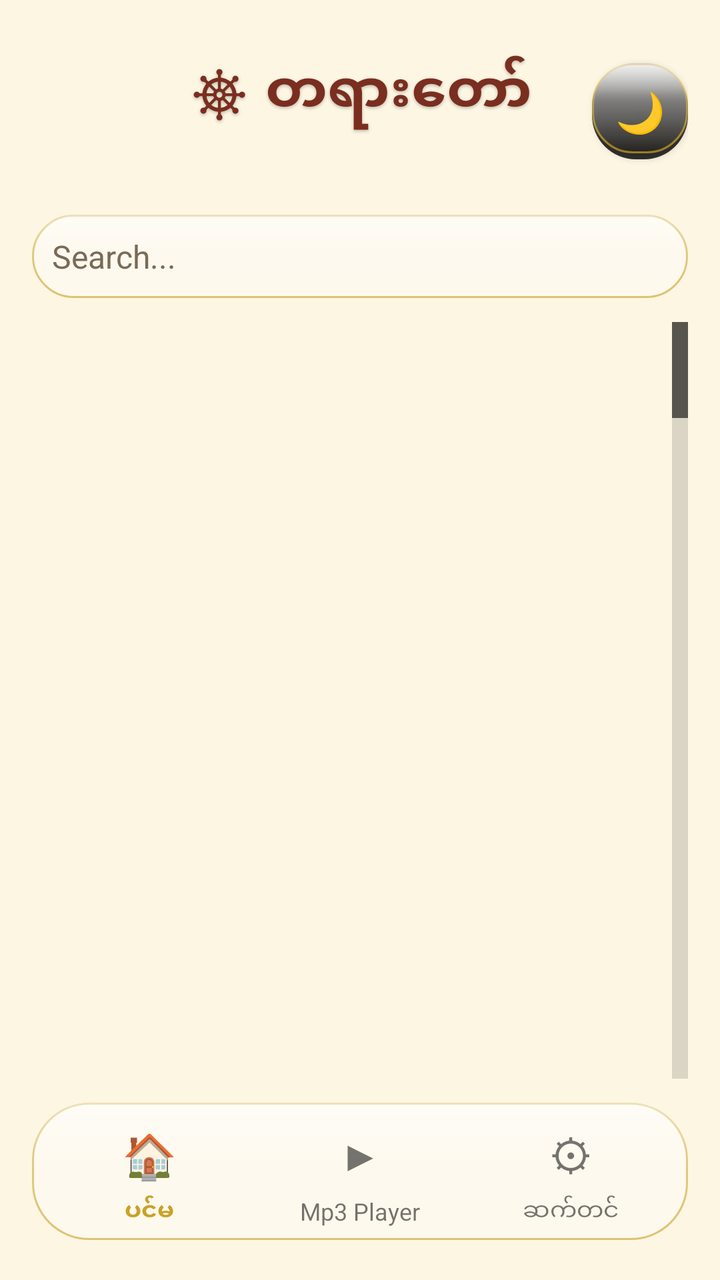
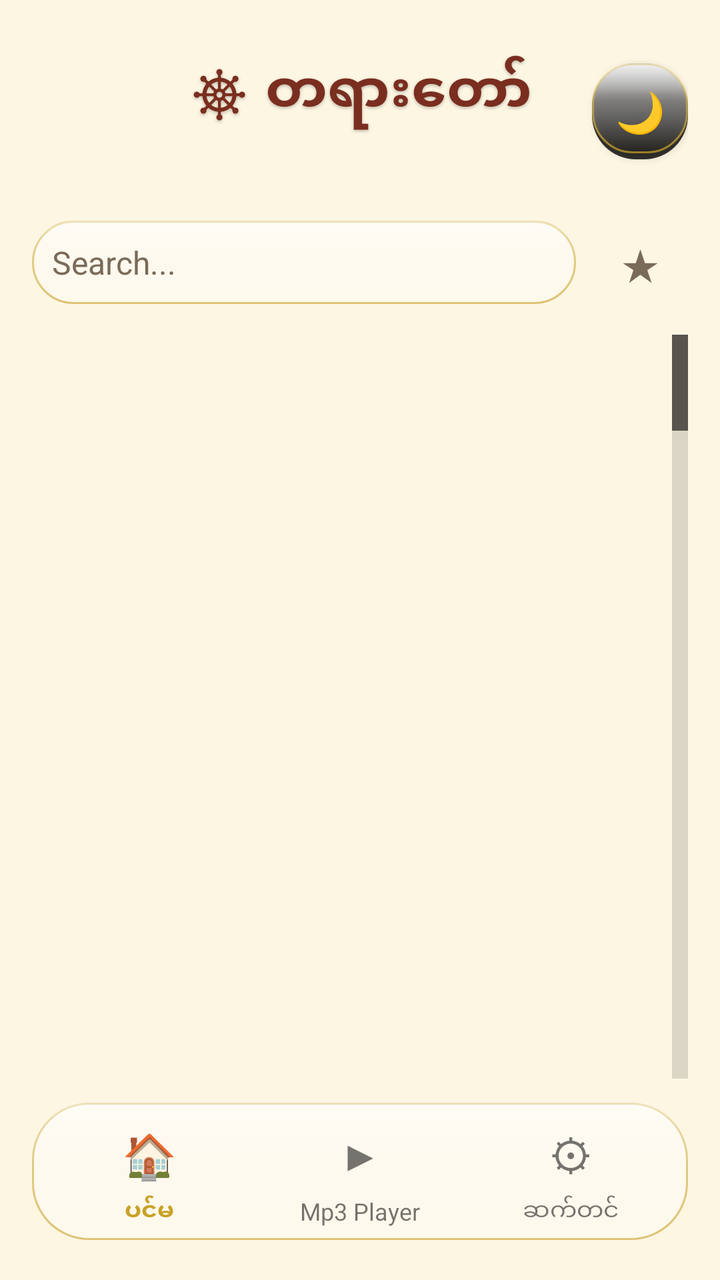

An Android layout rendered at two revisions. The XML below is the earlier revision; the diff shows what the commit changed to produce the second picture.
<!-- AndroidManifest.xml: application theme AppTheme -->
<!-- res/layout/activity_main.xml -->
<?xml version="1.0" encoding="utf-8"?>
<LinearLayout xmlns:android="http://schemas.android.com/apk/res/android"
    android:id="@+id/root"
    android:layout_width="match_parent"
    android:layout_height="match_parent"
    android:background="@color/bg"
    android:orientation="vertical"
    android:padding="16dp">
    <RelativeLayout
        android:layout_width="match_parent"
        android:layout_height="wrap_content">
        <TextView
            android:id="@+id/titleText"
            android:layout_width="wrap_content"
            android:layout_height="wrap_content"
            android:layout_centerHorizontal="true"
            android:text="☸ တရားတော်"
            android:shadowColor="#40000000"
            android:shadowDx="0"
            android:shadowDy="2"
            android:shadowRadius="4"
            android:textColor="@color/maroon"
            android:textSize="28sp"
            android:textStyle="bold" />
        
        <Button
            android:id="@+id/themeToggle"
            android:layout_width="48dp"
            android:layout_height="48dp"
            android:layout_alignParentRight="true"
            android:layout_centerVertical="true"
            android:background="@drawable/glass_icon_3d"
            android:text="🌙"
            android:contentDescription="နေ့/ည ပြောင်းရန်"
            android:textColor="@color/maroon"
            android:textSize="20sp" />
    </RelativeLayout>
    <EditText
        android:id="@+id/search"
        android:layout_width="match_parent"
        android:layout_height="wrap_content"
        android:layout_marginTop="12dp"
        android:background="@drawable/search_bg"
        android:hint="Search..."
        android:padding="10dp"
        android:textColor="@color/ink"
        android:textColorHint="@color/muted"
        android:textSize="16sp" />
    
    <LinearLayout
        android:id="@+id/favShelfWrap"
        android:layout_width="match_parent"
        android:layout_height="wrap_content"
        android:layout_marginTop="12dp"
        android:orientation="vertical"
        android:visibility="gone">
        <TextView
            android:layout_width="wrap_content"
            android:layout_height="wrap_content"
            android:text="★ အကြိုက်ဆုံး ဆရာတော်များ"
            android:textColor="@color/gold"
            android:textSize="14sp"
            android:textStyle="bold" />
        <HorizontalScrollView
            android:layout_width="match_parent"
            android:layout_height="wrap_content"
            android:layout_marginTop="6dp"
            android:scrollbars="none">
            <LinearLayout
                android:id="@+id/favShelf"
                android:layout_width="wrap_content"
                android:layout_height="wrap_content"
                android:orientation="horizontal" />
        </HorizontalScrollView>
    </LinearLayout>
    <GridView
        android:id="@+id/grid"
        android:layout_width="match_parent"
        android:layout_height="0dp"
        android:layout_marginTop="12dp"
        android:layout_weight="1"
        android:fastScrollEnabled="true"
        android:horizontalSpacing="12dp"
        android:numColumns="4"
        android:stretchMode="columnWidth"
        android:verticalSpacing="12dp" />
    <LinearLayout
        android:id="@+id/nowStrip"
        android:layout_width="match_parent"
        android:layout_height="wrap_content"
        android:layout_marginTop="12dp"
        android:background="@drawable/nav_glass"
        android:orientation="vertical"
        android:padding="10dp"
        android:visibility="gone">
        <LinearLayout
            android:layout_width="match_parent"
            android:layout_height="wrap_content"
            android:gravity="center_vertical"
            android:orientation="horizontal">
            <com.h2h.dhamma.CircleImageView
                android:id="@+id/nowStripPhoto"
                android:layout_width="44dp"
                android:layout_height="44dp"
                android:layout_marginEnd="10dp"
                android:scaleType="centerCrop"
                android:visibility="gone" />
            <LinearLayout
                android:layout_width="0dp"
                android:layout_height="wrap_content"
                android:layout_weight="1"
                android:orientation="vertical">
                <TextView
                    android:id="@+id/nowStripText"
                    android:layout_width="match_parent"
                    android:layout_height="wrap_content"
                    android:ellipsize="end"
                    android:maxLines="1"
                    android:textColor="@color/gold"
                    android:textSize="14sp"
                    android:textStyle="bold" />
                <TextView
                    android:id="@+id/nowStripSub"
                    android:layout_width="match_parent"
                    android:layout_height="wrap_content"
                    android:ellipsize="end"
                    android:maxLines="1"
                    android:textColor="@color/muted"
                    android:textSize="12sp" />
            </LinearLayout>
        </LinearLayout>
        
            <LinearLayout
                android:layout_width="match_parent"
                android:layout_height="wrap_content"
                android:gravity="center_horizontal"
                android:orientation="horizontal">
            <TextView
                android:id="@+id/nowStripPrev"
                android:background="?android:attr/selectableItemBackgroundBorderless"
                android:layout_margin="2dp"
                android:layout_width="48dp"
                android:layout_height="48dp"
                android:gravity="center"
                android:includeFontPadding="false"
                android:text="⏮"
                android:textColor="#FFFFFF"
                android:textSize="24sp" />
            <TextView
                android:id="@+id/nowStripToggle"
                android:background="?android:attr/selectableItemBackgroundBorderless"
                android:layout_margin="2dp"
                android:layout_width="48dp"
                android:layout_height="48dp"
                android:gravity="center"
                android:includeFontPadding="false"
                android:text="▶"
                android:textColor="#FFFFFF"
                android:textSize="24sp" />
            <TextView
                android:id="@+id/nowStripNext"
                android:background="?android:attr/selectableItemBackgroundBorderless"
                android:layout_margin="2dp"
                android:layout_width="48dp"
                android:layout_height="48dp"
                android:gravity="center"
                android:includeFontPadding="false"
                android:text="⏭"
                android:textColor="#FFFFFF"
                android:textSize="24sp" />

            
            
            
            </LinearLayout>
        
        <ProgressBar
            android:id="@+id/nowStripProgress"
            style="?android:attr/progressBarStyleHorizontal"
            android:layout_width="match_parent"
            android:layout_height="4dp"
            android:layout_marginTop="6dp"
            android:max="1000"
            android:progress="0"
            android:progressBackgroundTint="#40C9A227"
            android:progressTint="#C9A227" />
    </LinearLayout>
    <LinearLayout
        android:id="@+id/navBar"
        android:layout_width="match_parent"
        android:layout_height="wrap_content"
        android:background="@drawable/nav_glass"
        android:layout_marginTop="12dp"
        android:layout_marginBottom="4dp"
        android:elevation="8dp"
        android:orientation="horizontal"
        android:padding="6dp">
        <LinearLayout
            android:id="@+id/navMainItem"
            android:layout_width="0dp"
            android:layout_height="wrap_content"
            android:layout_weight="1"
            android:gravity="center"
            android:orientation="vertical">
            
            <TextView
                android:id="@+id/navMainIcon"
                android:layout_width="40dp"
                android:layout_height="40dp"
                android:background="?android:attr/selectableItemBackgroundBorderless"
                android:gravity="center"
                android:text="🏠"
                android:textColor="@color/gold"
                android:textSize="22sp" />
            <TextView
                android:id="@+id/navMainLabel"
                android:layout_width="wrap_content"
                android:layout_height="wrap_content"
                android:text="ပင်မ"
                android:textColor="@color/gold"
                android:textSize="12sp"
                android:textStyle="bold" />
        </LinearLayout>
        <LinearLayout
            android:id="@+id/navPlayerItem"
            android:layout_width="0dp"
            android:layout_height="wrap_content"
            android:layout_weight="1"
            android:gravity="center"
            android:orientation="vertical">
            <TextView
                android:id="@+id/navPlayerIcon"
                android:layout_width="40dp"
                android:layout_height="40dp"
                android:background="?android:attr/selectableItemBackgroundBorderless"
                android:gravity="center"
                android:text="▶"
                android:textSize="22sp" />
            <TextView
                android:id="@+id/navPlayerLabel"
                android:layout_width="wrap_content"
                android:layout_height="wrap_content"
                android:text="Mp3 Player"
                android:textSize="12sp" />
        </LinearLayout>
        <LinearLayout
            android:id="@+id/navSettingsItem"
            android:layout_width="0dp"
            android:layout_height="wrap_content"
            android:layout_weight="1"
            android:gravity="center"
            android:orientation="vertical">
            <TextView
                android:id="@+id/navSettingsIcon"
                android:layout_width="40dp"
                android:layout_height="40dp"
                android:background="?android:attr/selectableItemBackgroundBorderless"
                android:gravity="center"
                android:text="⚙"
                android:textSize="22sp" />
            <TextView
                android:id="@+id/navSettingsLabel"
                android:layout_width="wrap_content"
                android:layout_height="wrap_content"
                android:text="ဆက်တင်"
                android:textSize="12sp" />
        </LinearLayout>
    </LinearLayout>
</LinearLayout>
<!-- resources referenced by this layout -->
<resources>
  <color name="bg">#FDF6E3</color>
  <color name="gold">#C9A227</color>
  <color name="ink">#3B2314</color>
  <color name="maroon">#7A2E1F</color>
  <color name="muted">#7A6A58</color>
  <!-- drawable glass_icon_3d (drawable) -->
  <?xml version="1.0" encoding="utf-8"?>
  <layer-list xmlns:android="http://schemas.android.com/apk/res/android">
      
      <item>
          <shape android:shape="rectangle">
              <solid android:color="#CC000000" />
              <corners android:radius="22dp" />
          </shape>
      </item>
      
      <item android:bottom="3dp">
          <shape android:shape="rectangle">
              <gradient
                  android:angle="270"
                  android:startColor="#CCFFFFFF"
                  android:centerColor="#40FFFFFF"
                  android:centerY="0.42"
                  android:endColor="#33000000"
                  android:type="linear" />
              <stroke android:width="1dp" android:color="#B3C9A227" />
              <corners android:radius="20dp" />
          </shape>
      </item>
      
      <item android:bottom="3dp">
          <shape android:shape="rectangle">
              <gradient
                  android:angle="270"
                  android:startColor="#99FFFFFF"
                  android:centerColor="#33FFFFFF"
                  android:centerY="0.35"
                  android:endColor="#00FFFFFF"
                  android:type="linear" />
              <corners android:radius="20dp" />
          </shape>
      </item>
  </layer-list>
  <!-- drawable nav_glass (drawable) -->
  <?xml version="1.0" encoding="utf-8"?>
  <layer-list xmlns:android="http://schemas.android.com/apk/res/android">
      <item>
          <shape android:shape="rectangle">
              <solid android:color="#59FFFFFF" />
              <stroke android:width="1dp" android:color="#99C9A227" />
              <corners android:radius="28dp" />
          </shape>
      </item>
      <item>
          <shape android:shape="rectangle">
              <gradient android:angle="270" android:startColor="#80FFFFFF" android:centerColor="#1AFFFFFF" android:centerY="0.45" android:endColor="#00FFFFFF" android:type="linear" />
              <corners android:radius="28dp" />
          </shape>
      </item>
  </layer-list>
  <!-- drawable search_bg (drawable) -->
  <?xml version="1.0" encoding="utf-8"?>
  <layer-list xmlns:android="http://schemas.android.com/apk/res/android">
      <item>
          <shape android:shape="rectangle">
              <solid android:color="#59FFFFFF" />
              <stroke android:width="1dp" android:color="#99C9A227" />
              <corners android:radius="28dp" />
          </shape>
      </item>
      <item>
          <shape android:shape="rectangle">
              <gradient android:angle="270" android:startColor="#80FFFFFF" android:centerColor="#1AFFFFFF" android:centerY="0.45" android:endColor="#00FFFFFF" android:type="linear" />
              <corners android:radius="28dp" />
          </shape>
      </item>
  </layer-list>
  <style name="AppTheme" parent="android:Theme.Material.Light.NoActionBar">
          <item name="android:colorPrimary">@color/maroon</item>
          <item name="android:colorPrimaryDark">@color/maroon</item>
          <item name="android:colorAccent">@color/gold</item>
          <item name="android:windowBackground">@color/bg</item>
          <item name="android:textColorPrimary">@color/ink</item>
      </style>
</resources>

<!-- the commit's change to res/layout/activity_main.xml (unified diff, before → after) -->
@@ -35,17 +35,36 @@
             android:textColor="@color/maroon"
             android:textSize="20sp" />
     </RelativeLayout>
-    <EditText
-        android:id="@+id/search"
-        android:layout_width="match_parent"
-        android:layout_height="wrap_content"
-        android:layout_marginTop="12dp"
-        android:background="@drawable/search_bg"
-        android:hint="Search..."
-        android:padding="10dp"
-        android:textColor="@color/ink"
-        android:textColorHint="@color/muted"
-        android:textSize="16sp" />
+    
+    <LinearLayout
+        android:layout_width="match_parent"
+        android:layout_height="wrap_content"
+        android:layout_marginTop="12dp"
+        android:gravity="center_vertical"
+        android:orientation="horizontal">
+        <EditText
+            android:id="@+id/search"
+            android:layout_width="0dp"
+            android:layout_height="wrap_content"
+            android:layout_weight="1"
+            android:background="@drawable/search_bg"
+            android:hint="Search..."
+            android:padding="10dp"
+            android:textColor="@color/ink"
+            android:textColorHint="@color/muted"
+            android:textSize="16sp" />
+        <TextView
+            android:id="@+id/favFilterBtn"
+            android:layout_width="48dp"
+            android:layout_height="48dp"
+            android:layout_marginStart="8dp"
+            android:background="?android:attr/selectableItemBackgroundBorderless"
+            android:gravity="center"
+            android:includeFontPadding="false"
+            android:text="★"
+            android:textColor="@color/muted"
+            android:textSize="22sp" />
+    </LinearLayout>
     
     <LinearLayout
         android:id="@+id/favShelfWrap"
